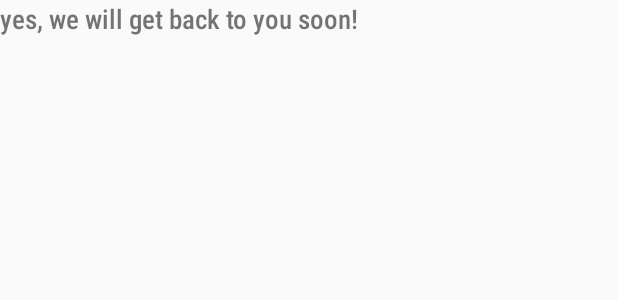
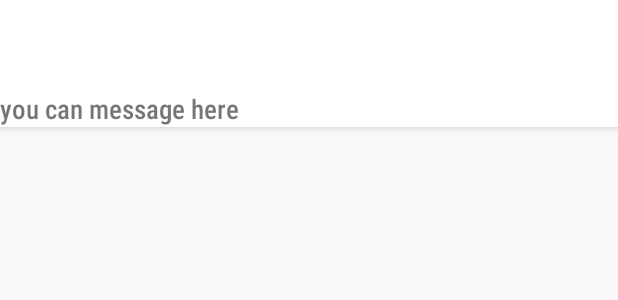
Before and after one commit to Team-VPN/DevHub-App-Development, an Android app: the layout activity_main_chat.xml on its own in the app's theme, with its tools: preview values and no code run, on a phone screen of 412 x 824 dp. Shown: the top 300 px of the screen. Run offline under Robolectric (Android 15) with nearby library versions, the phone set to English and light mode, and no system bars.

Commit message:
mad sh*t

```diff
--- a/DevHub App/app/src/main/res/layout/activity_main_chat.xml
+++ b/DevHub App/app/src/main/res/layout/activity_main_chat.xml
@@ -1,19 +1,51 @@
 <?xml version="1.0" encoding="utf-8"?>
-<androidx.constraintlayout.widget.ConstraintLayout xmlns:android="http://schemas.android.com/apk/res/android"
+<LinearLayout xmlns:android="http://schemas.android.com/apk/res/android"
     xmlns:app="http://schemas.android.com/apk/res-auto"
     xmlns:tools="http://schemas.android.com/tools"
     android:layout_width="match_parent"
     android:layout_height="match_parent"
+    android:orientation="vertical"
     tools:context=".MainChat">
+    <com.google.android.material.appbar.AppBarLayout
+        android:layout_height="wrap_content"
+        android:layout_width="match_parent"
+        android:theme="@style/AppTheme">
+
+    <androidx.appcompat.widget.Toolbar
+        android:id="@+id/toolbar1"
+        android:layout_width="match_parent"
+        android:layout_height="wrap_content"
+        android:layout_marginTop="4dp"
+        android:background="#FFFFFF"
+        android:minHeight="?attr/actionBarSize"
+        android:theme="?attr/actionBarTheme"
+        app:layout_constraintBottom_toTopOf="@+id/guideline2"
+        app:layout_constraintEnd_toEndOf="parent"
+        app:layout_constraintHorizontal_bias="0.0"
+        app:layout_constraintStart_toStartOf="parent"
+        app:layout_constraintTop_toTopOf="parent">
+
+    </androidx.appcompat.widget.Toolbar>
+
+    <androidx.constraintlayout.widget.Guideline
+        android:id="@+id/guideline2"
+        android:layout_width="wrap_content"
+        android:layout_height="wrap_content"
+        android:orientation="horizontal"
+        app:layout_constraintGuide_begin="44dp" />
 
     <TextView
         android:id="@+id/textViewchat"
         android:layout_width="wrap_content"
         android:layout_height="wrap_content"
         android:fontFamily="sans-serif-condensed-medium"
-        android:text="yes, we will get back to you soon!"
+        android:text="you can message here"
         android:textSize="18sp"
         tools:layout_editor_absoluteX="86dp"
         tools:layout_editor_absoluteY="287dp" />
 
-</androidx.constraintlayout.widget.ConstraintLayout>
+</com.google.android.material.appbar.AppBarLayout>
+
+
+
+</LinearLayout>
```
